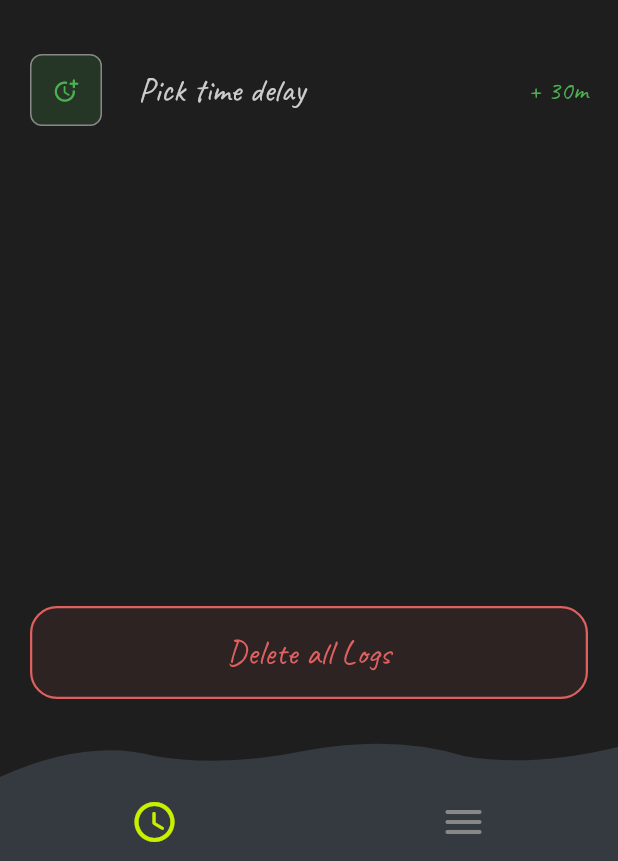
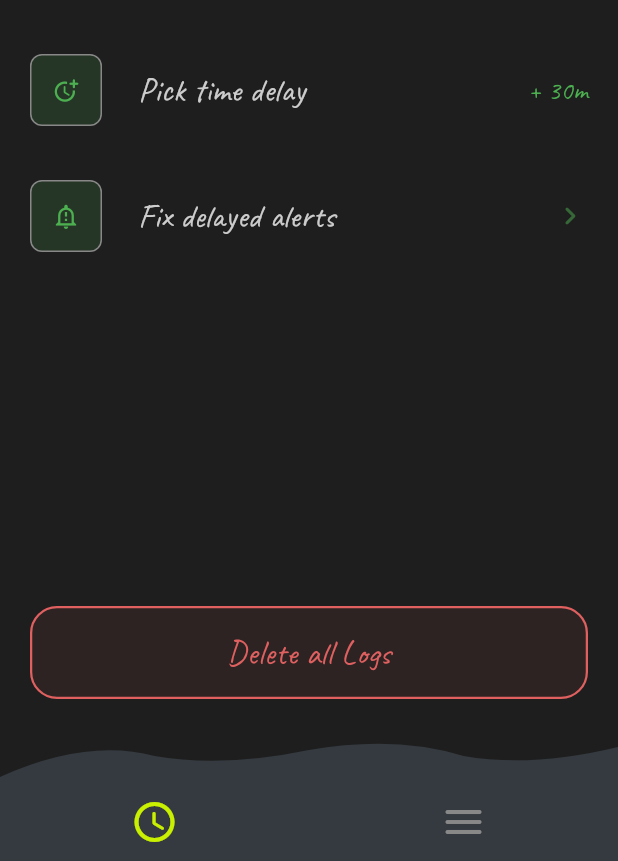
Before and after one commit to Emi7i/ClockOut, a Flutter app: the SettingsScreen screen opened directly with empty values, on a phone screen of 412 x 824 dp, the part 375-1236 px from its top. Run offline on Flutter 3.47's test engine with Material 3 defaults, Android fonts, the phone set to English and light mode, and no system bars; our stand-ins replace awesome_notifications, flutter_bloc, sqflite; missing offline and left inert: alarm; accounts and stored records are empty.

Commit message:
Fix app!

```diff
--- a/lib/features/settings/screens/settings_screen.dart
+++ b/lib/features/settings/screens/settings_screen.dart
@@ -1,7 +1,9 @@
 import 'package:flutter/material.dart';
 import 'package:flutter_bloc/flutter_bloc.dart';
+import 'package:awesome_notifications/awesome_notifications.dart';
 import '../../../common_widgets/common_widgets.dart';
 import '../../../core/constants/constants.dart';
+import '../../../core/services/notification_service.dart';
 import '../bloc/settings_bloc.dart';
 import '../widgets/settings_row.dart';
 import '../widgets/delete_logs_button.dart';
@@ -89,6 +91,20 @@ class SettingsScreen extends StatelessWidget {
                               )
                             : null,
                       ),
+
+                      const SizedBox(height: AppDimensions.spaceLg),
+
+                      // ── Fix Notifications ────────────────
+                      SettingsRow(
+                        icon:    Icons.notification_important_outlined,
+                        label:   'Fix delayed alerts',
+                        accentColor: accentColor,
+                        onTap:   () => _requestAdvancedPermissions(context),
+                        trailing: Icon(
+                          Icons.chevron_right_rounded,
+                          color: accentColor.withOpacity(0.5),
+                        ),
+                      ),
                     ],
                   ),
                 ),
@@ -123,6 +139,17 @@ class SettingsScreen extends StatelessWidget {
   }
 
   // ── Helpers ───────────────────────────────────────────────
+
+  void _requestAdvancedPermissions(BuildContext context) async {
+    await AwesomeNotifications().requestPermissionToSendNotifications(
+      channelKey: NotificationServiceImpl.alarmChannelKey,
+      permissions: [
+        NotificationPermission.PreciseAlarms,
+        NotificationPermission.CriticalAlert,
+        NotificationPermission.OverrideDnD,
+      ],
+    );
+  }
 
   void _showColorPicker(BuildContext context, SettingsState state) {
     if (state is! SettingsLoaded) return;
```
Also changed, not shown: lib/core/services/notification_service.dart (+4 -15 lines), 1 other file.
